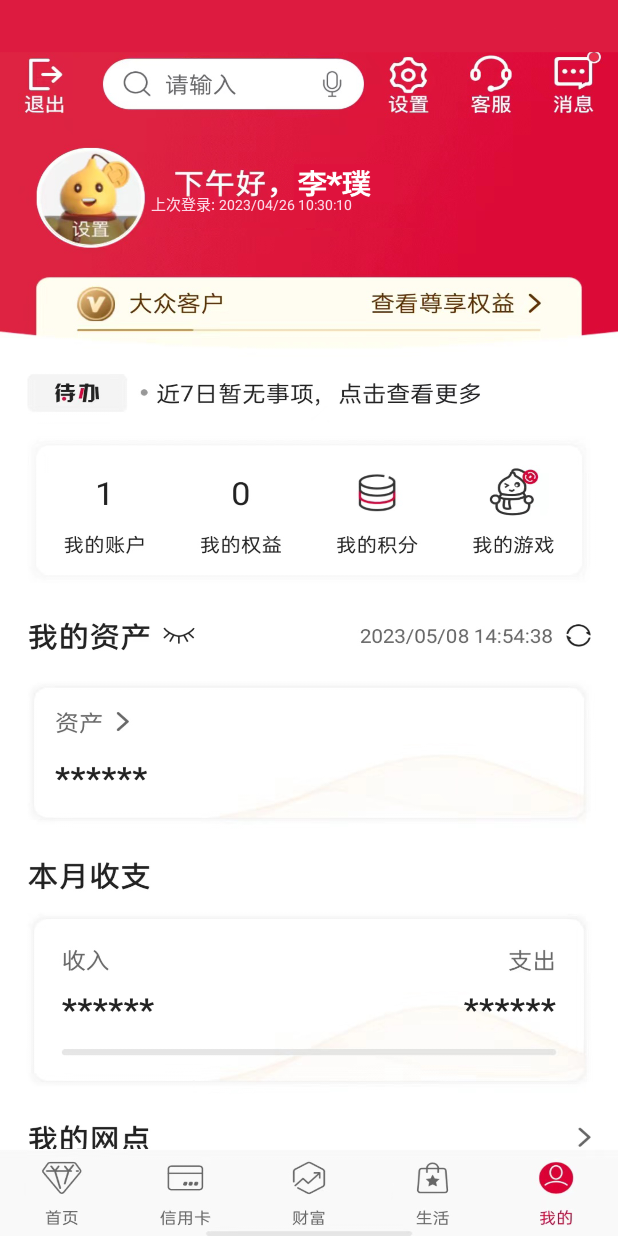
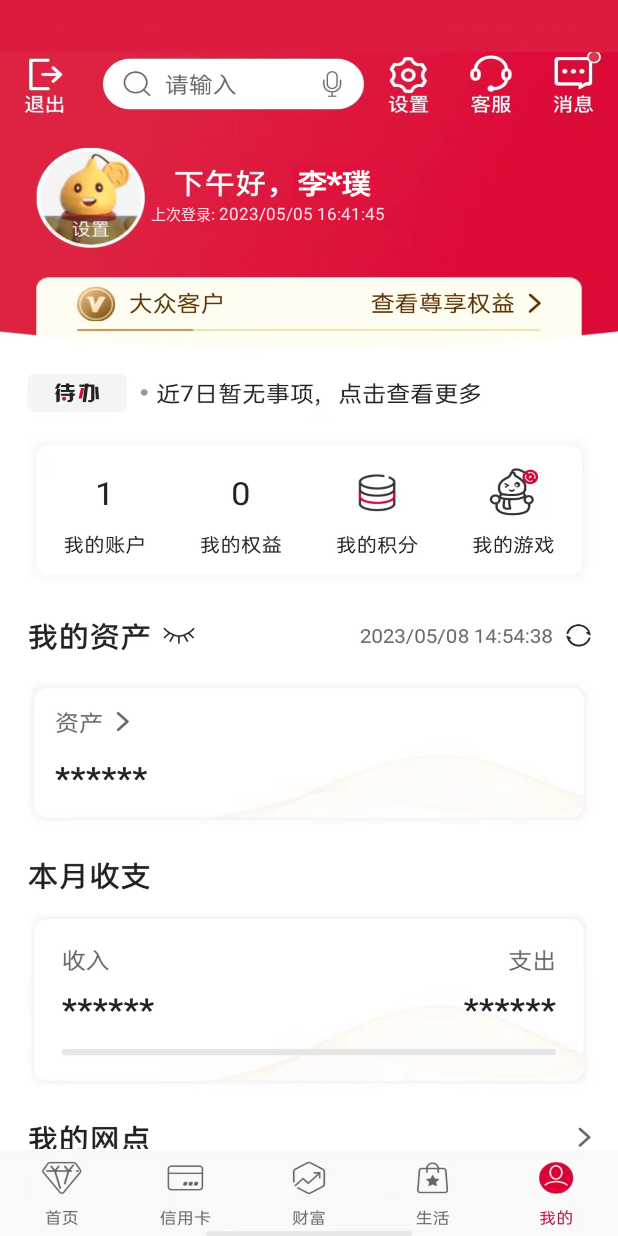
Before and after one commit to StarLord-Coder/My-Trade, an Android app: the MeActivity screen opened directly, with no data from a screen before it, on a phone screen of 412 x 824 dp. Run offline under Robolectric (Android 15) with nearby library versions, the phone set to English and light mode, and no system bars.

Commit message:
update act 2,3

```diff
--- a/app/src/main/java/com/trade/views/MeActivity.kt
+++ b/app/src/main/java/com/trade/views/MeActivity.kt
@@ -39,7 +39,7 @@ class MeActivity : AppCompatActivity() {
 
         val formatter = DateTimeFormatter.ofPattern("yyyy/MM/dd HH:mm:ss")
         val formatted = current.format(formatter)
-        tvDate.text = "$formatted"
+//        tvDate.text = "$formatted"
     }
 
     private fun toMe() {
--- a/app/src/main/res/layout/activity_ads.xml
+++ b/app/src/main/res/layout/activity_ads.xml
@@ -8,7 +8,7 @@
     <ImageView
         android:layout_width="match_parent"
         android:layout_height="match_parent"
-        android:src="@drawable/img_ads_2023_1"
+        android:src="@drawable/img_ads_before_login_2023"
         android:scaleType="fitXY"
         android:adjustViewBounds="true"
         app:layout_constraintBottom_toBottomOf="parent"
--- a/app/src/main/res/layout/activity_me.xml
+++ b/app/src/main/res/layout/activity_me.xml
@@ -10,7 +10,7 @@
         android:layout_width="match_parent"
         android:layout_height="match_parent"
         android:scaleType="fitXY"
-        android:src="@drawable/img_account_me_no_date_2023"
+        android:src="@drawable/img_account_c1_no_date_2023"
         app:layout_constraintBottom_toBottomOf="parent"
         app:layout_constraintEnd_toEndOf="parent"
         app:layout_constraintHorizontal_bias="0.0"
@@ -23,45 +23,12 @@
         android:layout_width="wrap_content"
         android:layout_height="wrap_content"
         android:orientation="vertical"
-        android:layout_marginTop="127.9dp"
+        android:layout_marginTop="134.5dp"
         android:paddingStart="10dp"
         android:paddingEnd="20dp"
         android:layout_marginStart="90.8dp"
         app:layout_constraintStart_toStartOf="parent"
         app:layout_constraintTop_toTopOf="parent">
-
-        <!--
-            acc_1
-            下午好, 李*璞
-
-            acc_2
-            下午好, 张**澜
-
-            acc_3
-            下午好, 谢*朦
-        -->
-
-<!--        <LinearLayout-->
-<!--            android:layout_width="wrap_content"-->
-<!--            android:layout_height="wrap_content"-->
-<!--            android:orientation="horizontal">-->
-
-<!--            <TextView-->
-<!--                android:layout_width="wrap_content"-->
-<!--                android:layout_height="wrap_content"-->
-<!--                android:textColor="@color/black"-->
-<!--                android:textSize="17.8sp"-->
-<!--                android:text="下午好, "/>-->
-
-<!--            <TextView-->
-<!--                android:id="@+id/tvAccName"-->
-<!--                android:layout_width="wrap_content"-->
-<!--                android:layout_height="wrap_content"-->
-<!--                android:textColor="@color/white"-->
-<!--                android:text="李*璞"-->
-<!--                android:textSize="9.6sp"/>-->
-
-<!--        </LinearLayout>-->
 
         <LinearLayout
             android:layout_width="wrap_content"
@@ -82,7 +49,7 @@
                 android:layout_height="wrap_content"
                 android:textColor="#FCDAE8"
                 android:text="2023/05/05 16:41:45"
-                android:textSize="9.6sp"/>
+                android:textSize="1.8mm"/>
 
         </LinearLayout>
 
```
Also changed, not shown: app/src/main/res/drawable/img_account_c1_no_date_2023.png (renamed from app/src/main/res/drawable/img_account_me_no_date_2023.png), app/src/main/res/drawable/img_account_c2_no_date_2023.png (added), app/src/main/res/drawable/img_account_c3_no_date_2023.png (added), app/src/main/res/drawable/img_account_me_2023.png (deleted), 3 other files.
